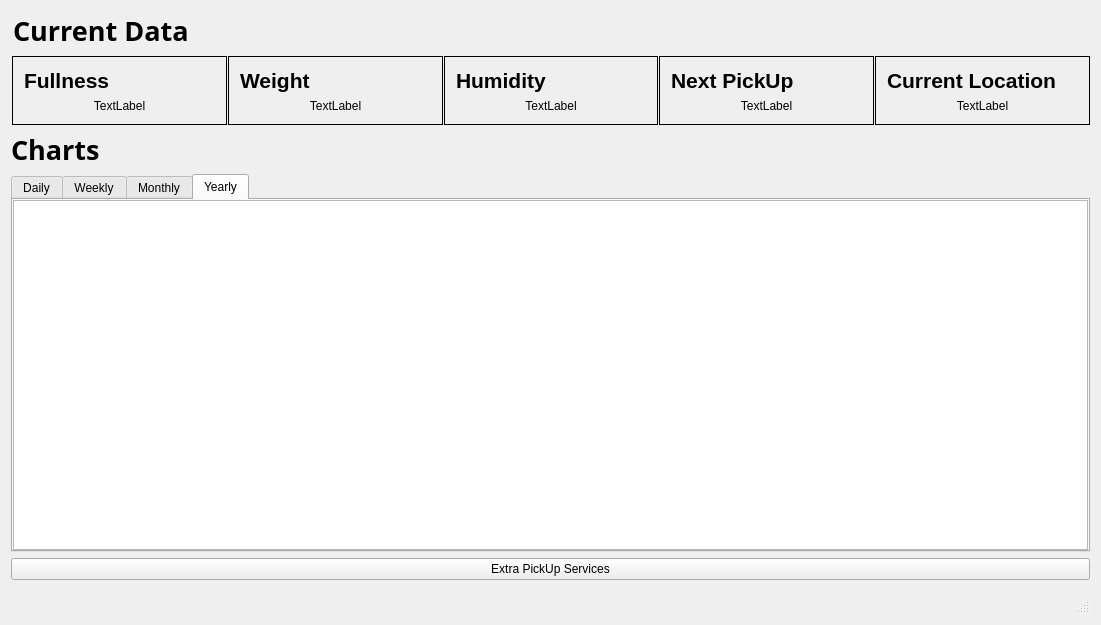
Qt form datawindow.ui (EduPonz/SmartTrashCan_B376) before a commit.
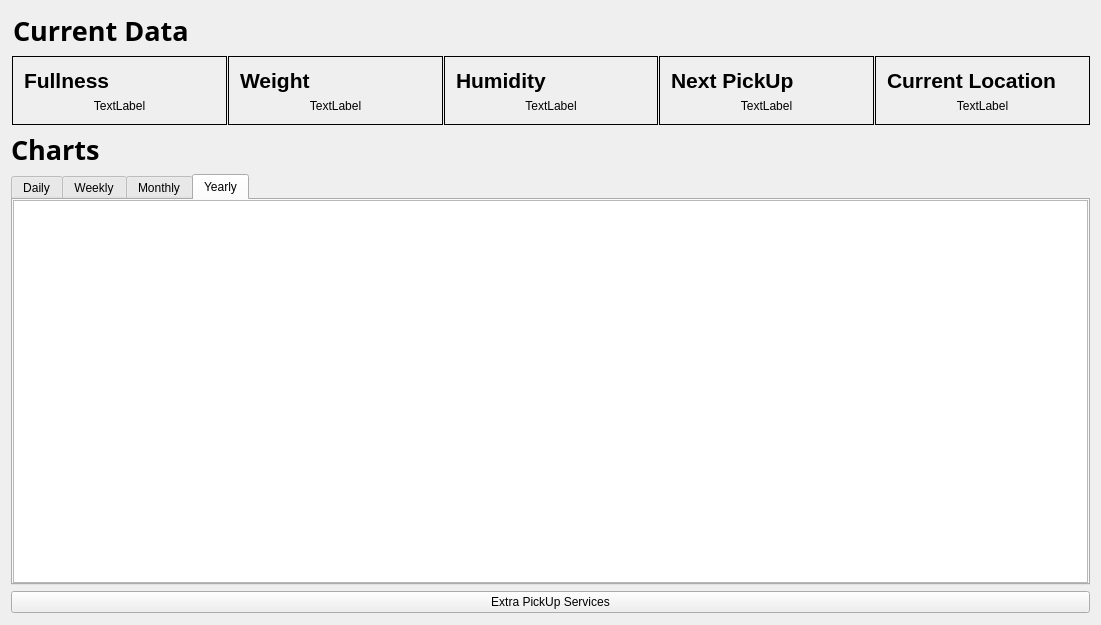
The same form after that commit. Icons and pictures are not drawn.

Commit message: -Removing statusBar in dataWindow

Patch:
```diff
--- a/datawindow.ui
+++ b/datawindow.ui
@@ -474,12 +474,6 @@
      </item>
     </layout>
    </item>
-   <item>
-    <widget class="QMenuBar" name="menuBar"/>
-   </item>
-   <item>
-    <widget class="QStatusBar" name="statusBar"/>
-   </item>
   </layout>
   <action name="actionSetting">
    <property name="enabled">
```
